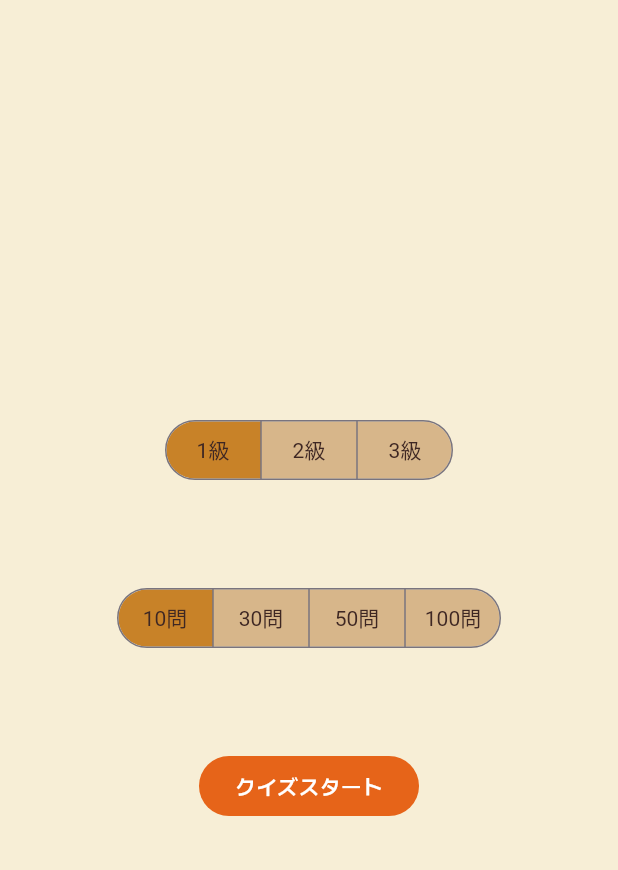
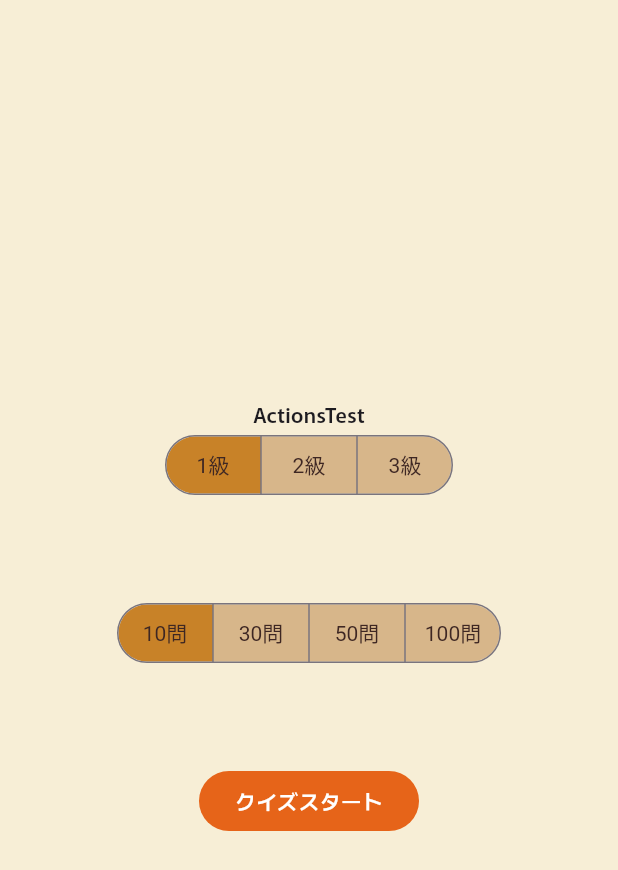
Before and after one commit to ryomar-kappa/hop, a Flutter app: the screen it shows after launch, on a phone screen of 412 x 824 dp. Shown: the top 870 px of the screen. Run offline on Flutter 3.47's test engine with Material 3 defaults, Android fonts, the phone set to English and light mode, and no system bars.

```diff
--- a/lib/screen/top_page/top_page.dart
+++ b/lib/screen/top_page/top_page.dart
@@ -25,6 +25,7 @@ class TopPageState extends State<TopPageView> {
           mainAxisAlignment: MainAxisAlignment.center,
           crossAxisAlignment: CrossAxisAlignment.center,
           children: [
+            const Text('ActionsTest'),
             _difficulityLevelSegmentButton(),
             const SizedBox(height: 64),
             _quizModeSegmentedButton(),
```
Also changed, not shown: 1 other file.
